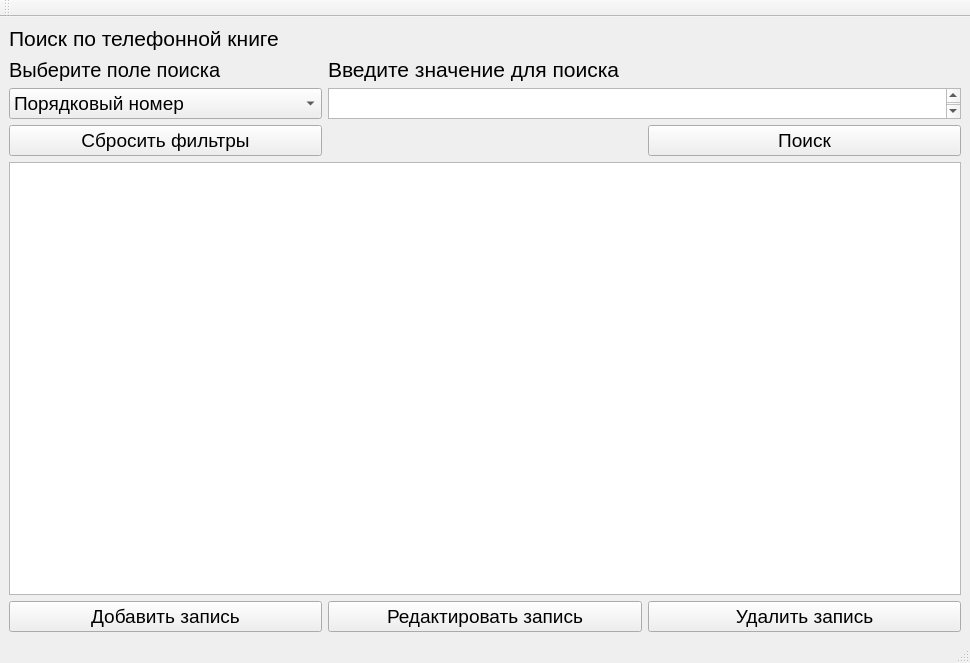
Above: SRC/phonebook/mainwindow.ui from NotEnnof/Phonebookprog before the change. Below: the same form after it.
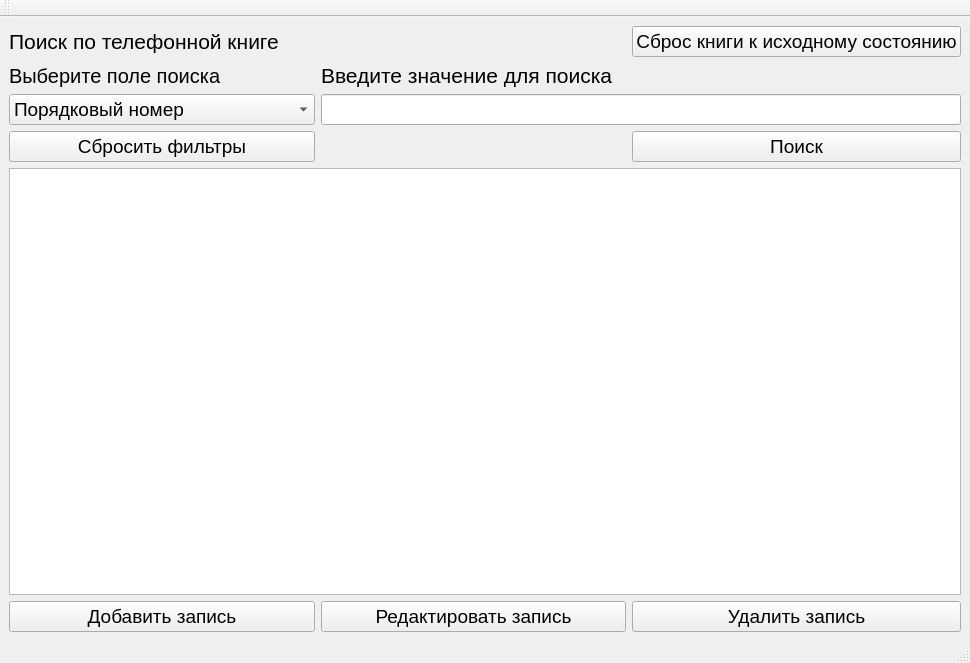
That is the form after the change.

The edit to the form file:
```diff
--- a/SRC/phonebook/mainwindow.ui
+++ b/SRC/phonebook/mainwindow.ui
@@ -15,37 +15,19 @@
   </property>
   <widget class="QWidget" name="centralwidget">
    <layout class="QGridLayout" name="gridLayout">
-    <item row="5" column="2">
-     <widget class="QPushButton" name="deleteButton">
-      <property name="sizePolicy">
-       <sizepolicy hsizetype="Preferred" vsizetype="Preferred">
-        <horstretch>0</horstretch>
-        <verstretch>0</verstretch>
-       </sizepolicy>
-      </property>
+    <item row="2" column="0">
+     <widget class="QLabel" name="label_2">
       <property name="font">
        <font>
-        <pointsize>14</pointsize>
+        <pointsize>15</pointsize>
        </font>
       </property>
       <property name="text">
-       <string>Удалить запись</string>
+       <string>Выберите поле поиска</string>
       </property>
      </widget>
     </item>
-    <item row="3" column="2">
-     <widget class="QPushButton" name="searchButton">
-      <property name="font">
-       <font>
-        <pointsize>14</pointsize>
-       </font>
-      </property>
-      <property name="text">
-       <string>Поиск</string>
-      </property>
-     </widget>
-    </item>
-    <item row="5" column="0">
+    <item row="6" column="0">
      <widget class="QPushButton" name="editButton">
       <property name="sizePolicy">
        <sizepolicy hsizetype="Preferred" vsizetype="Preferred">
@@ -63,43 +45,7 @@
       </property>
      </widget>
     </item>
-    <item row="5" column="1">
-     <widget class="QPushButton" name="changeButton">
-      <property name="font">
-       <font>
-        <pointsize>14</pointsize>
-       </font>
-      </property>
-      <property name="text">
-       <string>Редактировать запись</string>
-      </property>
-     </widget>
-    </item>
     <item row="3" column="0">
-     <widget class="QPushButton" name="resetButton">
-      <property name="font">
-       <font>
-        <pointsize>14</pointsize>
-       </font>
-      </property>
-      <property name="text">
-       <string>Сбросить фильтры</string>
-      </property>
-     </widget>
-    </item>
-    <item row="1" column="1" colspan="2">
-     <widget class="QLabel" name="label_3">
-      <property name="font">
-       <font>
-        <pointsize>16</pointsize>
-       </font>
-      </property>
-      <property name="text">
-       <string>Введите значение для поиска</string>
-      </property>
-     </widget>
-    </item>
-    <item row="2" column="0">
      <widget class="QComboBox" name="searchCBox">
       <property name="sizePolicy">
        <sizepolicy hsizetype="Preferred" vsizetype="Fixed">
@@ -139,19 +85,7 @@
       </item>
      </widget>
     </item>
-    <item row="1" column="0">
-     <widget class="QLabel" name="label_2">
-      <property name="font">
-       <font>
-        <pointsize>15</pointsize>
-       </font>
-      </property>
-      <property name="text">
-       <string>Выберите поле поиска</string>
-      </property>
-     </widget>
-    </item>
-    <item row="4" column="0" colspan="3">
+    <item row="5" column="0" colspan="3">
      <widget class="QTableView" name="tableView">
       <property name="font">
        <font>
@@ -172,7 +106,73 @@
       </attribute>
      </widget>
     </item>
-    <item row="0" column="0" colspan="3">
+    <item row="6" column="2">
+     <widget class="QPushButton" name="deleteButton">
+      <property name="sizePolicy">
+       <sizepolicy hsizetype="Preferred" vsizetype="Preferred">
+        <horstretch>0</horstretch>
+        <verstretch>0</verstretch>
+       </sizepolicy>
+      </property>
+      <property name="font">
+       <font>
+        <pointsize>14</pointsize>
+       </font>
+      </property>
+      <property name="text">
+       <string>Удалить запись</string>
+      </property>
+     </widget>
+    </item>
+    <item row="4" column="2">
+     <widget class="QPushButton" name="searchButton">
+      <property name="font">
+       <font>
+        <pointsize>14</pointsize>
+       </font>
+      </property>
+      <property name="text">
+       <string>Поиск</string>
+      </property>
+     </widget>
+    </item>
+    <item row="4" column="0">
+     <widget class="QPushButton" name="resetButton">
+      <property name="font">
+       <font>
+        <pointsize>14</pointsize>
+       </font>
+      </property>
+      <property name="text">
+       <string>Сбросить фильтры</string>
+      </property>
+     </widget>
+    </item>
+    <item row="2" column="1" colspan="2">
+     <widget class="QLabel" name="label_3">
+      <property name="font">
+       <font>
+        <pointsize>16</pointsize>
+       </font>
+      </property>
+      <property name="text">
+       <string>Введите значение для поиска</string>
+      </property>
+     </widget>
+    </item>
+    <item row="6" column="1">
+     <widget class="QPushButton" name="changeButton">
+      <property name="font">
+       <font>
+        <pointsize>14</pointsize>
+       </font>
+      </property>
+      <property name="text">
+       <string>Редактировать запись</string>
+      </property>
+     </widget>
+    </item>
+    <item row="0" column="0" colspan="2">
      <widget class="QLabel" name="label">
       <property name="font">
        <font>
@@ -184,14 +184,20 @@
       </property>
      </widget>
     </item>
-    <item row="2" column="1" colspan="2">
-     <widget class="QPlainTextEdit" name="searchPTEdit">
-      <property name="sizePolicy">
-       <sizepolicy hsizetype="Expanding" vsizetype="Ignored">
-        <horstretch>0</horstretch>
-        <verstretch>0</verstretch>
-       </sizepolicy>
+    <item row="0" column="2">
+     <widget class="QPushButton" name="dumpButton">
+      <property name="font">
+       <font>
+        <pointsize>14</pointsize>
+       </font>
       </property>
+      <property name="text">
+       <string>Сброс книги к исходному состоянию</string>
+      </property>
+     </widget>
+    </item>
+    <item row="3" column="1" colspan="2">
+     <widget class="QLineEdit" name="searchPTEdit">
       <property name="font">
        <font>
         <pointsize>14</pointsize>
```
